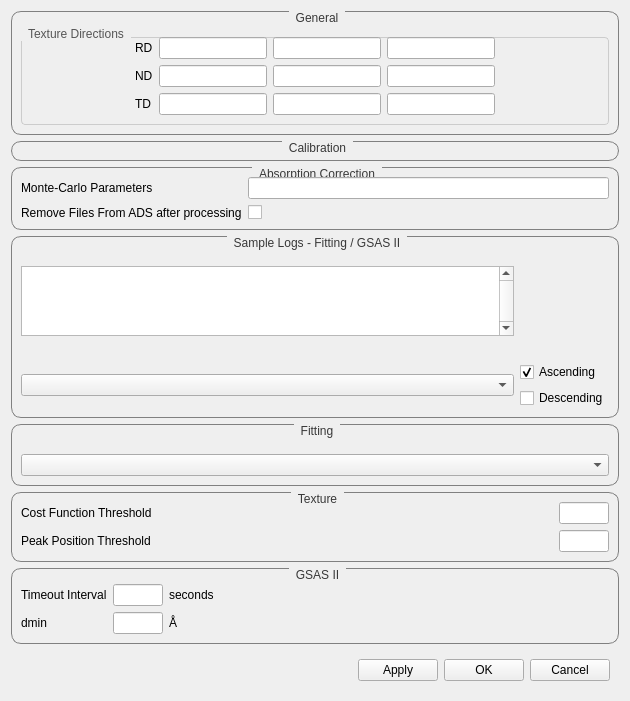
This is qt/python/mantidqtinterfaces/mantidqtinterfaces/Engineering/gui/engineering_diffraction/settings/settings_widget.ui in mantidproject/mantid as Qt 5 draws it before an edit. The edited form follows.
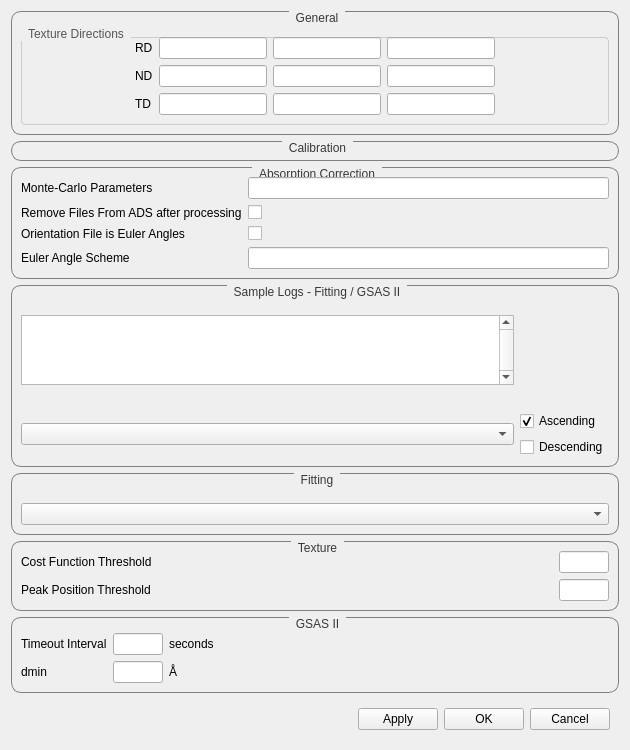
This is the edited form. Custom widgets are drawn as their Qt base class.

Commit message: allow passing goniometer angles directly

```diff
--- a/qt/python/mantidqtinterfaces/mantidqtinterfaces/Engineering/gui/engineering_diffraction/settings/settings_widget.ui
+++ b/qt/python/mantidqtinterfaces/mantidqtinterfaces/Engineering/gui/engineering_diffraction/settings/settings_widget.ui
@@ -302,6 +302,34 @@
           </property>
          </widget>
         </item>
+         <item row="3" column="2">
+         <widget class="QCheckBox" name="eulerAngles_checkBox">
+          <property name="text">
+           <string/>
+          </property>
+         </widget>
+        </item>
+        <item row="3" column="1">
+         <widget class="QLabel" name="label_10">
+          <property name="text">
+           <string>Orientation File is Euler Angles</string>
+          </property>
+         </widget>
+        </item>
+         <item row="4" column="2">
+         <widget class="QLineEdit" name="eulerAngles_lineedit">
+          <property name="text">
+           <string/>
+          </property>
+         </widget>
+        </item>
+        <item row="4" column="1">
+         <widget class="QLabel" name="label_10">
+          <property name="text">
+           <string>Euler Angle Scheme</string>
+          </property>
+         </widget>
+        </item>
      </layout>
     </widget>
    </item>
```
The commit also changes 4 other files.
